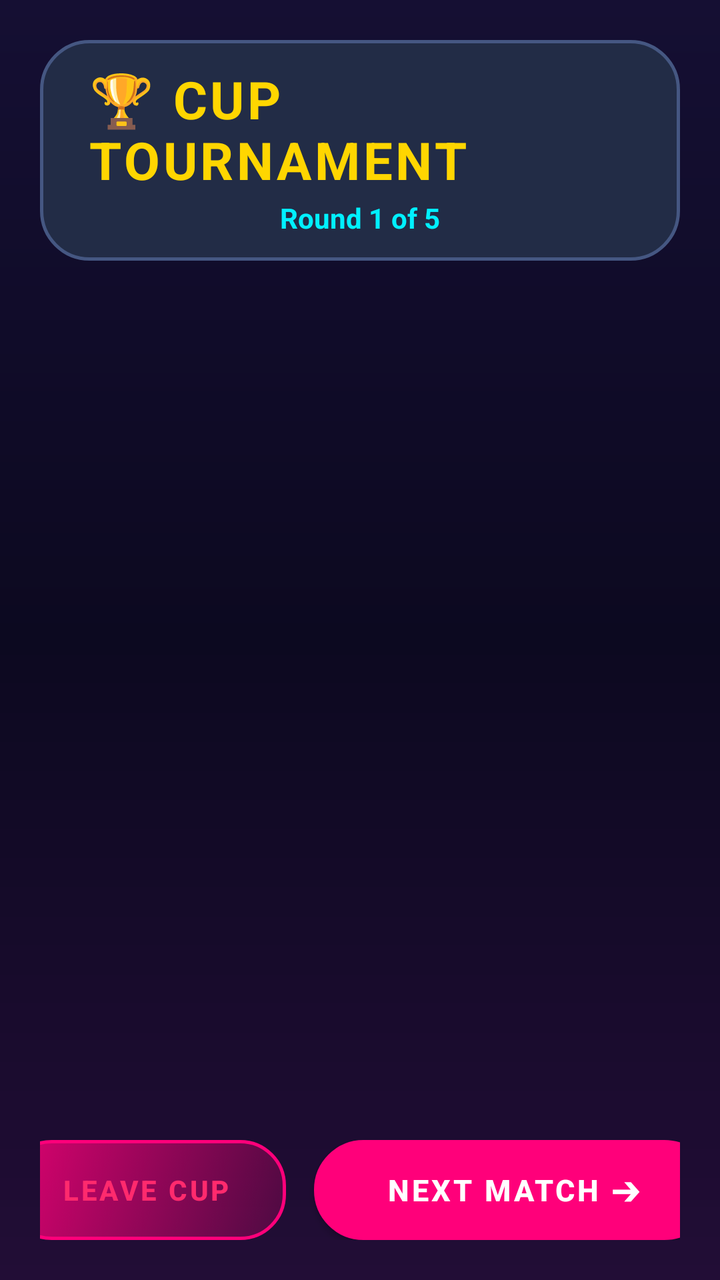
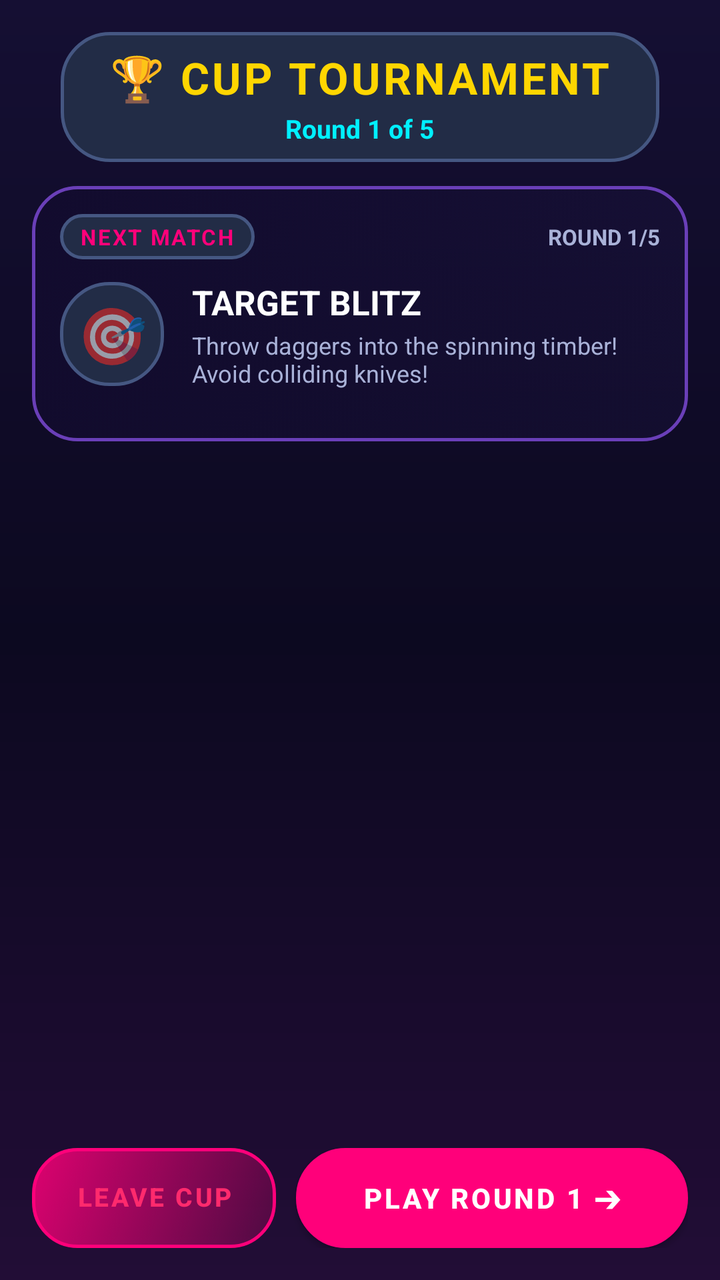

An Android layout rendered at two revisions. The XML below is the earlier revision; the diff shows what the commit changed to produce the second picture.
<!-- AndroidManifest.xml: application theme Theme.Funtoza -->
<!-- res/layout/activity_tournament.xml -->
<?xml version="1.0" encoding="utf-8"?>
<LinearLayout xmlns:android="http://schemas.android.com/apk/res/android"
    xmlns:app="http://schemas.android.com/apk/res-auto"
    xmlns:tools="http://schemas.android.com/tools"
    android:layout_width="match_parent"
    android:layout_height="match_parent"
    android:orientation="vertical"
    android:gravity="center_horizontal"
    android:background="@drawable/bg_cosmic_neon"
    android:padding="20dp"
    tools:context=".TournamentActivity">

    
    <LinearLayout
        android:layout_width="wrap_content"
        android:layout_height="wrap_content"
        android:orientation="vertical"
        android:gravity="center"
        android:background="@drawable/bg_glass_pill"
        android:paddingStart="24dp"
        android:paddingEnd="24dp"
        android:paddingTop="12dp"
        android:paddingBottom="12dp">

        <TextView
            android:id="@+id/tvTourneyTitle"
            android:layout_width="wrap_content"
            android:layout_height="wrap_content"
            android:text="🏆 CUP TOURNAMENT"
            android:textColor="@color/accent_gold"
            android:textSize="26sp"
            android:textStyle="bold"
            android:letterSpacing="0.06" />

        <TextView
            android:id="@+id/tvRoundIndicator"
            android:layout_width="wrap_content"
            android:layout_height="wrap_content"
            android:text="Round 1 of 5"
            android:textColor="@color/accent_cyan"
            android:textSize="14sp"
            android:textStyle="bold"
            android:layout_marginTop="2dp" />
    </LinearLayout>

    
    <LinearLayout
        android:id="@+id/podiumContainer"
        android:layout_width="match_parent"
        android:layout_height="0dp"
        android:layout_weight="1"
        android:orientation="horizontal"
        android:gravity="bottom|center_horizontal"
        android:layout_marginTop="20dp"
        android:layout_marginBottom="24dp" />

    
    <LinearLayout
        android:layout_width="match_parent"
        android:layout_height="wrap_content"
        android:orientation="horizontal"
        android:gravity="center">

        <Button
            android:id="@+id/btnTourneyExit"
            android:layout_width="140dp"
            android:layout_height="50dp"
            android:layout_marginEnd="14dp"
            android:background="@drawable/bg_glass_card_selector"
            android:text="LEAVE CUP"
            android:textColor="@color/player_1_red"
            android:textStyle="bold" />

        <Button
            android:id="@+id/btnNextMatch"
            android:layout_width="200dp"
            android:layout_height="50dp"
            android:background="@drawable/btn_accent"
            android:text="NEXT MATCH ➔"
            android:textColor="@color/white"
            android:textSize="15sp"
            android:textStyle="bold" />
    </LinearLayout>

</LinearLayout>
<!-- resources referenced by this layout -->
<resources>
  <color name="accent_cyan">#00F0FF</color>
  <color name="accent_gold">#FFD600</color>
  <color name="player_1_red">#FF2A6D</color>
  <color name="white">#FFFFFFFF</color>
  <!-- drawable bg_cosmic_neon (drawable) -->
  <?xml version="1.0" encoding="utf-8"?>
  <shape xmlns:android="http://schemas.android.com/apk/res/android"
      android:shape="rectangle">
      <gradient
          android:angle="270"
          android:startColor="#150F33"
          android:centerColor="#0C0920"
          android:endColor="#220D36" />
  </shape>
  <!-- drawable bg_glass_card_selector (drawable) -->
  <?xml version="1.0" encoding="utf-8"?>
  <selector xmlns:android="http://schemas.android.com/apk/res/android">
      <item android:state_pressed="true" android:drawable="@drawable/bg_glass_card_pressed" />
      <item android:drawable="@drawable/bg_glass_card" />
  </selector>
  <!-- drawable bg_glass_pill (drawable) -->
  <?xml version="1.0" encoding="utf-8"?>
  <shape xmlns:android="http://schemas.android.com/apk/res/android"
      android:shape="rectangle">
      <solid android:color="#222C46" />
      <corners android:radius="24dp" />
      <stroke android:width="1.5dp" android:color="#455782" />
  </shape>
  <!-- drawable btn_accent (drawable) -->
  <?xml version="1.0" encoding="utf-8"?>
  <shape xmlns:android="http://schemas.android.com/apk/res/android"
      android:shape="rectangle">
      <gradient
          android:angle="45"
          android:startColor="#FF007A"
          android:endColor="#BD00FF" />
      <corners android:radius="24dp" />
      <stroke
          android:width="1.5dp"
          android:color="#00F0FF" />
  </shape>
  <style name="Theme.Funtoza" parent="Theme.MaterialComponents.DayNight.NoActionBar">
          
          <item name="colorPrimary">@color/accent_pink</item>
          <item name="colorPrimaryVariant">@color/accent_cyan</item>
          <item name="colorOnPrimary">@color/white</item>
          
          
          <item name="android:statusBarColor">@android:color/transparent</item>
          <item name="android:navigationBarColor">@android:color/transparent</item>
          <item name="android:windowBackground">@color/bg_dark</item>
          
          
          <item name="android:windowNoTitle">true</item>
          <item name="android:windowActionBar">false</item>
          <item name="android:windowFullscreen">true</item>
          <item name="android:windowContentOverlay">@null</item>
      </style>
  <!-- drawable bg_glass_card_pressed (drawable) -->
  <?xml version="1.0" encoding="utf-8"?>
  <shape xmlns:android="http://schemas.android.com/apk/res/android"
      android:shape="rectangle">
      <gradient
          android:angle="135"
          android:startColor="#4D35247A"
          android:endColor="#F21E124A" />
      <corners android:radius="22dp" />
      <stroke
          android:width="2dp"
          android:color="#00F0FF" />
  </shape>
  <!-- drawable bg_glass_card (drawable) -->
  <?xml version="1.0" encoding="utf-8"?>
  <shape xmlns:android="http://schemas.android.com/apk/res/android"
      android:shape="rectangle">
      <gradient
          android:angle="135"
          android:startColor="#33241A52"
          android:endColor="#D9120B2E" />
      <corners android:radius="22dp" />
      <stroke
          android:width="1.5dp"
          android:color="#6A3FB8" />
  </shape>
  <color name="accent_pink">#FF007A</color>
  <color name="bg_dark">#0B081E</color>
</resources>

<!-- the commit's change to res/layout/activity_tournament.xml (unified diff, before → after) -->
@@ -7,7 +7,10 @@
     android:orientation="vertical"
     android:gravity="center_horizontal"
     android:background="@drawable/bg_cosmic_neon"
-    android:padding="20dp"
+    android:paddingStart="16dp"
+    android:paddingEnd="16dp"
+    android:paddingTop="16dp"
+    android:paddingBottom="16dp"
     tools:context=".TournamentActivity">
 
     
@@ -19,8 +22,8 @@
         android:background="@drawable/bg_glass_pill"
         android:paddingStart="24dp"
         android:paddingEnd="24dp"
-        android:paddingTop="12dp"
-        android:paddingBottom="12dp">
+        android:paddingTop="8dp"
+        android:paddingBottom="8dp">
 
         <TextView
             android:id="@+id/tvTourneyTitle"
@@ -28,7 +31,7 @@
             android:layout_height="wrap_content"
             android:text="🏆 CUP TOURNAMENT"
             android:textColor="@color/accent_gold"
-            android:textSize="26sp"
+            android:textSize="22sp"
             android:textStyle="bold"
             android:letterSpacing="0.06" />
 
@@ -38,9 +41,113 @@
             android:layout_height="wrap_content"
             android:text="Round 1 of 5"
             android:textColor="@color/accent_cyan"
-            android:textSize="14sp"
+            android:textSize="13sp"
             android:textStyle="bold"
             android:layout_marginTop="2dp" />
+    </LinearLayout>
+
+    
+    <LinearLayout
+        android:id="@+id/cardNextGamePreview"
+        android:layout_width="match_parent"
+        android:layout_height="wrap_content"
+        android:orientation="vertical"
+        android:background="@drawable/bg_glass_card_selector"
+        android:padding="14dp"
+        android:layout_marginTop="12dp"
+        android:layout_marginBottom="8dp">
+
+        
+        <LinearLayout
+            android:layout_width="match_parent"
+            android:layout_height="wrap_content"
+            android:orientation="horizontal"
+            android:gravity="center_vertical">
+
+            <TextView
+                android:id="@+id/tvNextGameBadge"
+                android:layout_width="wrap_content"
+                android:layout_height="wrap_content"
+                android:text="NEXT MATCH"
+                android:textColor="@color/neon_pink"
+                android:textSize="11sp"
+                android:textStyle="bold"
+                android:letterSpacing="0.08"
+                android:background="@drawable/bg_glass_pill"
+                android:paddingStart="10dp"
+                android:paddingEnd="10dp"
+                android:paddingTop="4dp"
+                android:paddingBottom="4dp" />
+
+            <View
+                android:layout_width="0dp"
+                android:layout_height="1dp"
+                android:layout_weight="1" />
+
+            <TextView
+                android:id="@+id/tvNextRoundNumber"
+                android:layout_width="wrap_content"
+                android:layout_height="wrap_content"
+                android:text="ROUND 1/5"
+                android:textColor="@color/text_secondary"
+                android:textSize="11sp"
+                android:textStyle="bold" />
+        </LinearLayout>
+
+        
+        <LinearLayout
+            android:layout_width="match_parent"
+            android:layout_height="wrap_content"
+            android:orientation="horizontal"
+            android:gravity="center_vertical"
+            android:layout_marginTop="10dp">
+
+            <TextView
+                android:id="@+id/tvNextGameEmoji"
+                android:layout_width="52dp"
+                android:layout_height="52dp"
+                android:background="@drawable/bg_glass_pill"
+                android:text="🎯"
+                android:textSize="28sp"
+                android:gravity="center" />
+
+            <LinearLayout
+                android:layout_width="0dp"
+                android:layout_height="wrap_content"
+                android:layout_weight="1"
+                android:layout_marginStart="14dp"
+                android:orientation="vertical">
+
+                <TextView
+                    android:id="@+id/tvNextGameTitle"
+                    android:layout_width="wrap_content"
+                    android:layout_height="wrap_content"
+                    android:text="TARGET BLITZ"
+                    android:textColor="@color/white"
+                    android:textSize="17sp"
+                    android:textStyle="bold" />
+
+                <TextView
+                    android:id="@+id/tvNextGameDesc"
+                    android:layout_width="wrap_content"
+                    android:layout_height="wrap_content"
+                    android:text="Throw daggers into the spinning timber! Avoid colliding knives!"
+                    android:textColor="@color/text_secondary"
+                    android:textSize="12sp"
+                    android:maxLines="2"
+                    android:ellipsize="end"
+                    android:layout_marginTop="2dp" />
+            </LinearLayout>
+        </LinearLayout>
+
+        
+        <LinearLayout
+            android:id="@+id/layoutRoundTimeline"
+            android:layout_width="match_parent"
+            android:layout_height="wrap_content"
+            android:orientation="horizontal"
+            android:gravity="center"
+            android:layout_marginTop="12dp" />
     </LinearLayout>
 
     
@@ -51,8 +158,8 @@
         android:layout_weight="1"
         android:orientation="horizontal"
         android:gravity="bottom|center_horizontal"
-        android:layout_marginTop="20dp"
-        android:layout_marginBottom="24dp" />
+        android:layout_marginTop="6dp"
+        android:layout_marginBottom="14dp" />
 
     
     <LinearLayout
@@ -63,23 +170,41 @@
 
         <Button
             android:id="@+id/btnTourneyExit"
-            android:layout_width="140dp"
+            android:layout_width="0dp"
             android:layout_height="50dp"
-            android:layout_marginEnd="14dp"
+            android:layout_weight="1"
+            android:layout_marginEnd="10dp"
             android:background="@drawable/bg_glass_card_selector"
+            android:minHeight="0dp"
+            android:minWidth="0dp"
+            android:padding="0dp"
+            android:includeFontPadding="false"
+            android:gravity="center"
             android:text="LEAVE CUP"
             android:textColor="@color/player_1_red"
-            android:textStyle="bold" />
+            android:textSize="13sp"
+            android:textStyle="bold"
+            android:maxLines="1" />
 
         <Button
             android:id="@+id/btnNextMatch"
-            android:layout_width="200dp"
+            android:layout_width="0dp"
             android:layout_height="50dp"
+            android:layout_weight="1.6"
             android:background="@drawable/btn_accent"
-            android:text="NEXT MATCH ➔"
+            android:minHeight="0dp"
+            android:minWidth="0dp"
+            android:padding="0dp"
+            android:includeFontPadding="false"
+            android:gravity="center"
+            android:text="PLAY ROUND 1 ➔"
             android:textColor="@color/white"
-            android:textSize="15sp"
-            android:textStyle="bold" />
+            android:textSize="14sp"
+            android:textStyle="bold"
+            android:maxLines="1"
+            android:ellipsize="end" />
+            android:maxLines="1"
+            android:ellipsize="end" />
     </LinearLayout>
 
 </LinearLayout>
<!-- resource entries referenced after the edit -->
@@ -2,7 +2,9 @@
 <resources>
   <color name="accent_cyan">#00F0FF</color>
   <color name="accent_gold">#FFD600</color>
+  <color name="neon_pink">#FF007A</color>
   <color name="player_1_red">#FF2A6D</color>
+  <color name="text_secondary">#A9B2D8</color>
   <color name="white">#FFFFFFFF</color>
   <!-- drawable bg_cosmic_neon (drawable) -->
   <?xml version="1.0" encoding="utf-8"?>
